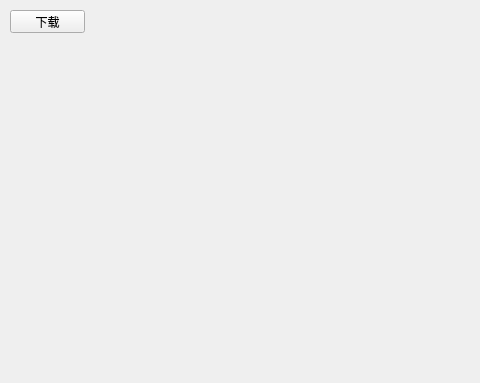
First picture: the form in src/apps/main/ui/main.ui, repository parker-pu/startget, before the edit; both pictures show x 0 to 480 and y 0 to 383 of the 800 by 600 pixel window.
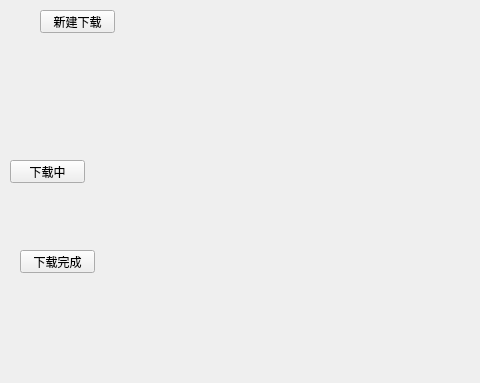
Second picture: the form after the edit.

What changed in the file:
```diff
--- a/src/apps/main/ui/main.ui
+++ b/src/apps/main/ui/main.ui
@@ -21,13 +21,39 @@
     <property name="geometry">
      <rect>
       <x>10</x>
+      <y>160</y>
+      <width>75</width>
+      <height>23</height>
+     </rect>
+    </property>
+    <property name="text">
+     <string>下载中</string>
+    </property>
+   </widget>
+   <widget class="QPushButton" name="download_complete_button">
+    <property name="geometry">
+     <rect>
+      <x>20</x>
+      <y>250</y>
+      <width>75</width>
+      <height>23</height>
+     </rect>
+    </property>
+    <property name="text">
+     <string>下载完成</string>
+    </property>
+   </widget>
+   <widget class="QPushButton" name="new_download_button">
+    <property name="geometry">
+     <rect>
+      <x>40</x>
       <y>10</y>
       <width>75</width>
       <height>23</height>
      </rect>
     </property>
     <property name="text">
-     <string>下载</string>
+     <string>新建下载</string>
     </property>
    </widget>
   </widget>
```
Left out of the diff: 2 changed lines with no effect on the pictures.
